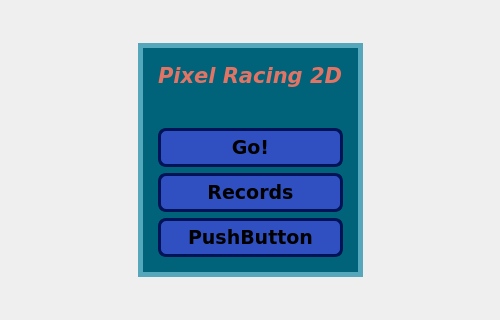
Before: the Qt Designer form GUI2/mainmenuwindow.ui in moevm/gui-1h2018-21, drawn with Qt 5.
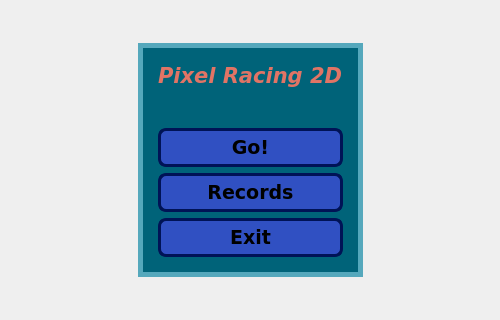
After: the same form once the commit is applied.

```diff
--- a/GUI2/mainmenuwindow.ui
+++ b/GUI2/mainmenuwindow.ui
@@ -203,7 +203,7 @@
             <cursorShape>PointingHandCursor</cursorShape>
            </property>
            <property name="text">
-            <string>PushButton</string>
+            <string>Exit</string>
            </property>
           </widget>
          </item>
```
